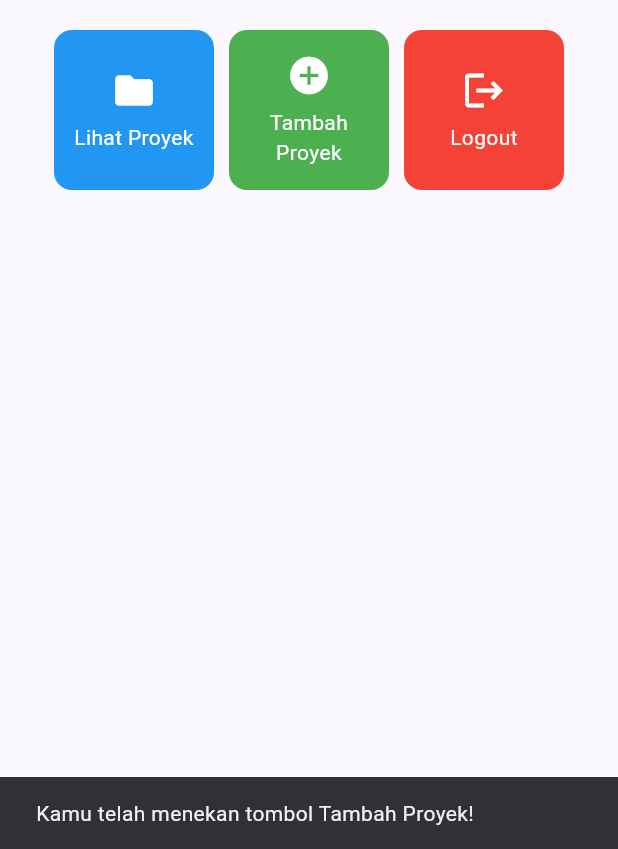
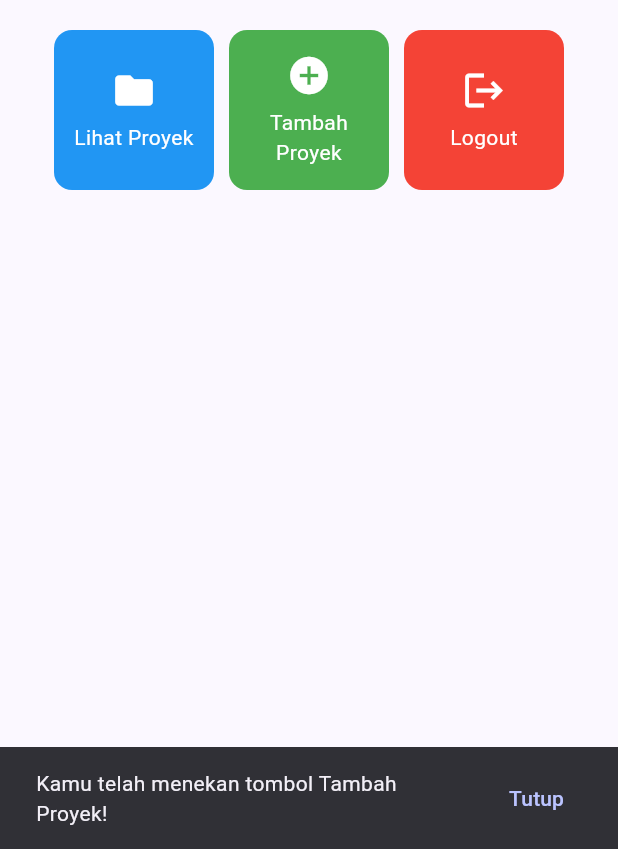
Before and after one commit to AzzamZR/myportofolio_mobile, a Flutter app: the screen it shows after launch, after a tap on "Tambah Proyek", on a phone screen of 412 x 824 dp, the part 387-1236 px from its top. Run offline on Flutter 3.47's test engine with Material 3 defaults, Android fonts, the phone set to English and light mode, and no system bars.

Commit message:
feat: menambahkan tombol tutup pada snackbar

```diff
--- a/lib/menu.dart
+++ b/lib/menu.dart
@@ -121,6 +121,10 @@ class ItemCard extends StatelessWidget {
             ..showSnackBar(
               SnackBar(
                 content: Text('Kamu telah menekan tombol ${item.name}!'),
+                action: SnackBarAction(
+                  label: 'Tutup',
+                  onPressed: ScaffoldMessenger.of(context).hideCurrentSnackBar,
+                ),
               ),
             );
         },
```
